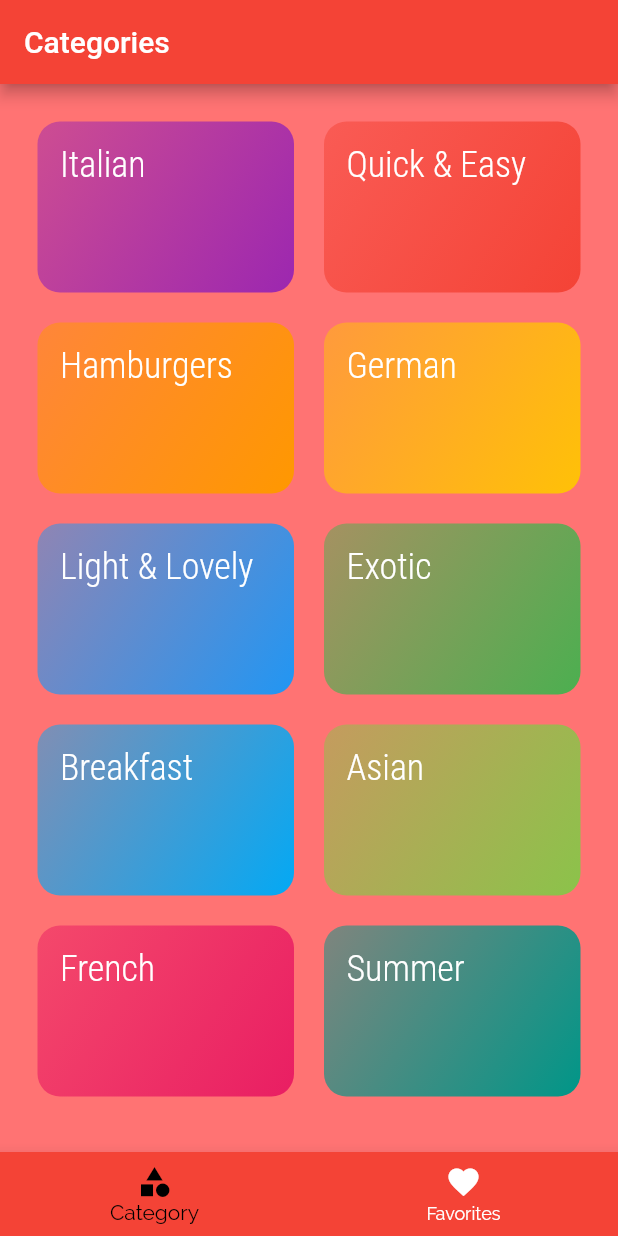
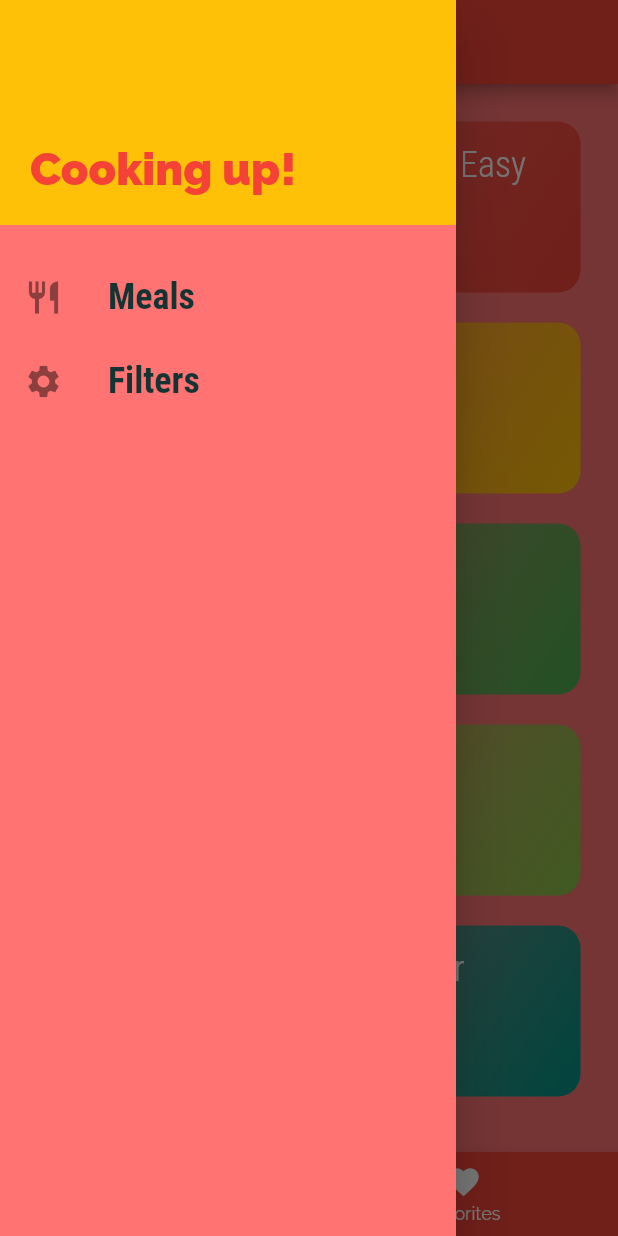
Before and after one commit to cherryensign/Meals_App_Flutter_Project, a Flutter app: the screen it shows after launch, with the side drawer open (before the commit the screen has no drawer), on a phone screen of 412 x 824 dp. Run offline on Flutter 3.47's test engine with Material 2 defaults, Android fonts, the phone set to English and light mode, and no system bars.

Commit message:
Added Drawer

```diff
--- a/lib/screens/tabs_screen.dart
+++ b/lib/screens/tabs_screen.dart
@@ -1,6 +1,7 @@
 import 'package:flutter/material.dart';
 import './favorite_screen.dart';
 import '../screens/categories_screen.dart';
+import '../widgets/main_drawer.dart';
 
 class TabScreen extends StatefulWidget {
   @override
@@ -32,6 +33,7 @@ class _TabScreenState extends State<TabScreen> {
       appBar: AppBar(
         title: Text(_pages[_selectedPageIndex]['title']),
       ),
+      drawer: MainDrawer(),
       body: _pages[_selectedPageIndex]['page'],
       bottomNavigationBar: BottomNavigationBar(
         onTap: _selectPage,
--- /dev/null
+++ b/lib/widgets/main_drawer.dart
@@ -0,0 +1,51 @@
+import 'package:flutter/material.dart';
+
+class MainDrawer extends StatelessWidget {
+  Widget buildListTile(String title, IconData icon) {
+    return ListTile(
+      leading: Icon(
+        icon,
+        size: 26,
+      ),
+      title: Text(
+        title,
+        style: TextStyle(
+          fontFamily: 'RobotoCondensed',
+          fontSize: 24,
+          fontWeight: FontWeight.bold,
+        ),
+      ),
+      onTap: () {},
+    );
+  }
+
+  @override
+  Widget build(BuildContext context) {
+    return Drawer(
+      child: Column(
+        children: [
+          Container(
+            height: 150,
+            width: double.infinity,
+            padding: EdgeInsets.all(20),
+            alignment: Alignment.bottomLeft,
+            color: Theme.of(context).accentColor,
+            child: Text(
+              'Cooking up!',
+              style: TextStyle(
+                fontWeight: FontWeight.w900,
+                fontSize: 30,
+                color: Theme.of(context).primaryColor,
+              ),
+            ),
+          ),
+          SizedBox(
+            height: 20,
+          ),
+          buildListTile('Meals', Icons.restaurant),
+          buildListTile('Filters', Icons.settings),
+        ],
+      ),
+    );
+  }
+}
```
